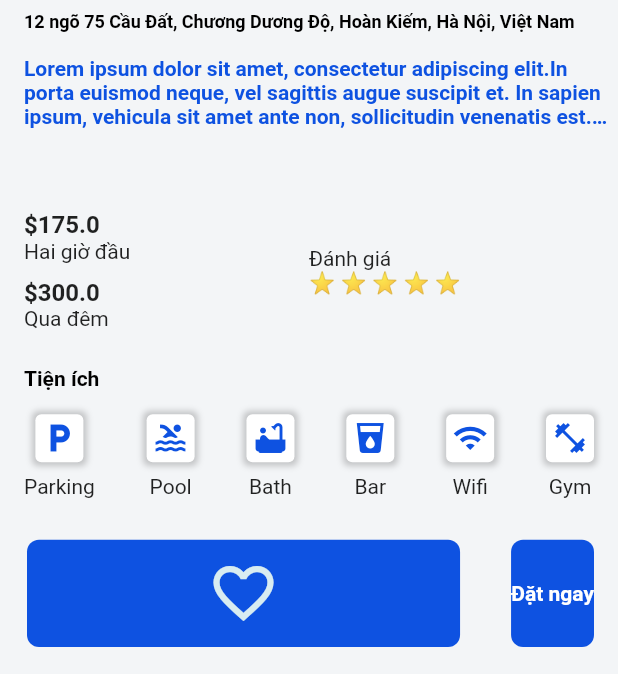
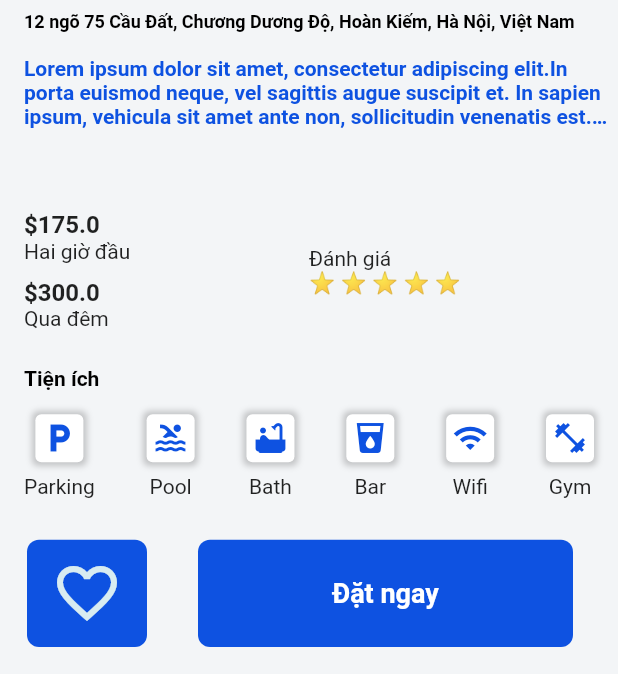
Before and after one commit to duongyeudoi/TMDT_app, a Flutter app: the screen it shows after launch, after a tap on "KIM HOTEL", on a phone screen of 412 x 824 dp, the part 562-1236 px from its top. Run offline on Flutter 3.47's test engine with Material 2 defaults, Android fonts, the phone set to English and light mode, and no system bars; our stand-ins replace fluttertoast, font_awesome_flutter; network calls fail.

Commit message:
Add CDAD demand

```diff
--- a/hotel_app/lib/screens/hotelDetails.dart
+++ b/hotel_app/lib/screens/hotelDetails.dart
@@ -1,6 +1,7 @@
 import 'package:flutter/material.dart';
 import 'package:hotel_app/models/hotel_model.dart';
 import 'package:hotel_app/screens/checkoutScreen.dart';
+import 'package:hotel_app/screens/hotelLocationScreen.dart';
 
 class HotelDetail extends StatefulWidget {
   final Hotel hotel;
@@ -35,7 +36,8 @@ class _HotelDetailState extends State<HotelDetail> {
                 ),
                 image: DecorationImage(
                   //TODO: replace hotel image here
-                  image: NetworkImage("https://pix10.agoda.net/hotelImages/124/1246280/1246280_16061017110043391702.jpg?s=1024x768"),
+                  image: NetworkImage(
+                      "https://pix10.agoda.net/hotelImages/124/1246280/1246280_16061017110043391702.jpg?s=1024x768"),
                   fit: BoxFit.cover,
                 ),
                 boxShadow: [
@@ -62,6 +64,25 @@ class _HotelDetailState extends State<HotelDetail> {
                       },
                     ),
                   ),
+                  Positioned(
+                    right: 20.0,
+                    bottom: 20.0,
+                    child: GestureDetector(
+                      onTap: () {
+                        Navigator.push(
+                          context,
+                          MaterialPageRoute(
+                            builder: (_) => HotelLocationScreen(),
+                          ),
+                        );
+                      },
+                      child: Icon(
+                        Icons.location_on,
+                        color: Colors.white70,
+                        size: 25.0,
+                      ),
+                    ),
+                  )
                 ],
               ),
             ),
@@ -348,9 +369,9 @@ class _HotelDetailState extends State<HotelDetail> {
             flex: 3,
             child: Row(
               children: [
-                Expanded(
-                  flex: 3,
-                  child: Container(
+                Container(
+                  width: 80,
+                  height: 80,
                   margin: EdgeInsets.all(18.0),
                   decoration: BoxDecoration(
                     color: Theme.of(context).primaryColor,
@@ -361,7 +382,6 @@ class _HotelDetailState extends State<HotelDetail> {
                       Icons.favorite_border,
                       color: Theme.of(context).accentColor,
                       size: 48.0,
-                      ),
                     ),
                   ),
                 ),
@@ -376,9 +396,8 @@ class _HotelDetailState extends State<HotelDetail> {
                       ),
                     );
                   },
-                  child: Expanded(
-                    flex: 8,
                   child: Container(
+                    width: 250,
                     margin: EdgeInsets.only(
                         top: 18, bottom: 18, right: 16, left: 16),
                     decoration: BoxDecoration(
@@ -391,7 +410,7 @@ class _HotelDetailState extends State<HotelDetail> {
                         style: TextStyle(
                           color: Colors.white,
                           fontWeight: FontWeight.bold,
-                          ),
+                          fontSize: 18,
                         ),
                       ),
                     ),
```
Also changed, not shown: hotel_app/lib/screens/hotelLocationScreen.dart (added, +36 -0 lines), 3 other files. Lines whose indentation alone changed are shown as unchanged.
